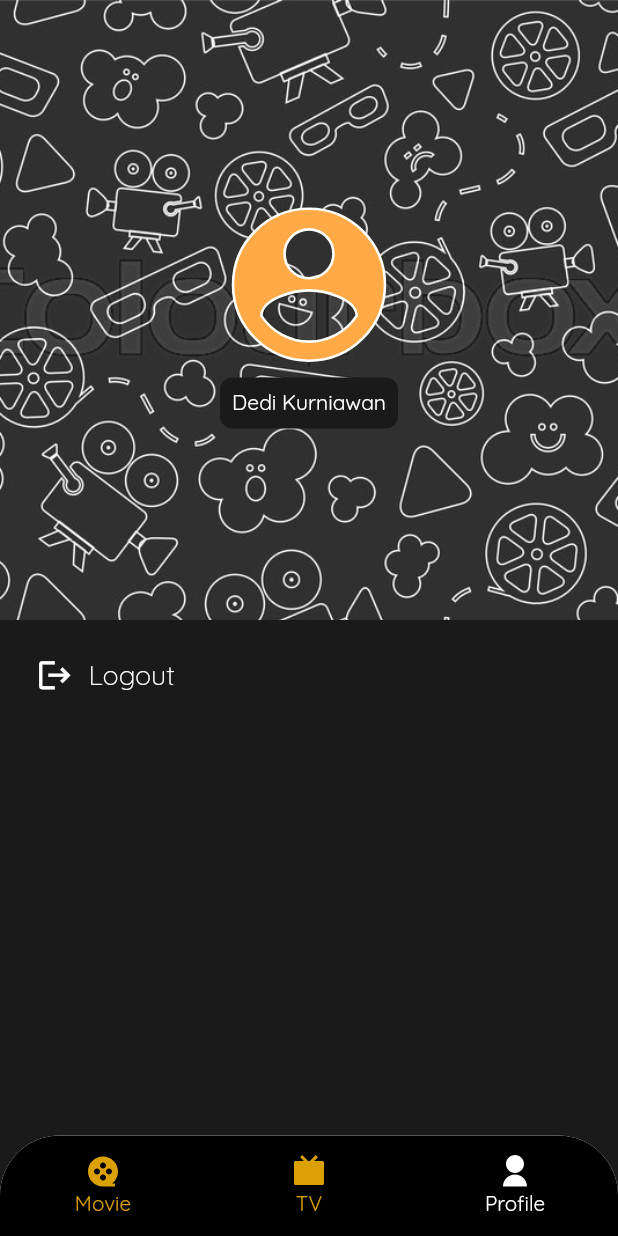
After one commit to SHC12/Youtap-Movie, a Flutter app: the screen it shows after launch, item 3 of the bottom bar chosen, on a phone screen of 412 x 824 dp. The commit adds this screen. Run offline on Flutter 3.47's test engine with Material 2 defaults, Android fonts, the phone set to English and light mode, and no system bars; our stand-ins replace carousel_slider, dio, flutter_svg, get, google_fonts, like_button and 4 more; missing offline and left inert: random_color; network calls fail.

Commit message:
feat: add profile page

```diff
--- a/lib/app/modules/main/views/main_view.dart
+++ b/lib/app/modules/main/views/main_view.dart
@@ -4,6 +4,7 @@ import 'package:get/get.dart';
 import 'package:remixicon/remixicon.dart';
 import 'package:sizer/sizer.dart';
 import 'package:youtap_movie/app/modules/home/views/home_view.dart';
+import 'package:youtap_movie/app/modules/profile/views/profile_view.dart';
 import 'package:youtap_movie/app/modules/shared/colors.dart';
 import 'package:youtap_movie/app/modules/shared/fonts.dart';
 
@@ -164,7 +165,7 @@ class _MainViewState extends State<MainView> with SingleTickerProviderStateMixin
           children: <Widget>[
             HomeView(),
             HomeView(),
-            HomeView(),
+            ProfileView(),
           ],
         ),
       ),
--- /dev/null
+++ b/lib/app/modules/profile/views/profile_view.dart
@@ -0,0 +1,76 @@
+import 'package:flutter/material.dart';
+import 'package:flutter_svg/flutter_svg.dart';
+
+import 'package:get/get.dart';
+import 'package:random_color/random_color.dart';
+import 'package:sizer/sizer.dart';
+import 'package:youtap_movie/app/modules/shared/colors.dart';
+import 'package:youtap_movie/app/modules/shared/fonts.dart';
+
+import '../controllers/profile_controller.dart';
+
+class ProfileView extends StatefulWidget {
+  const ProfileView({Key? key}) : super(key: key);
+
+  @override
+  State<ProfileView> createState() => _ProfileViewState();
+}
+
+class _ProfileViewState extends State<ProfileView> {
+  @override
+  Widget build(BuildContext context) {
+    return Scaffold(
+      backgroundColor: blackPrimary,
+      body: ListView(
+        children: [
+          Container(
+            child: Column(
+              children: [
+                Container(
+                  padding: EdgeInsets.all(128),
+                  decoration: BoxDecoration(
+                    image: DecorationImage(image: AssetImage('assets/image/pattern_movie.jpg'), fit: BoxFit.cover),
+                  ),
+                  child: Column(
+                    children: [
+                      Center(
+                        child: SvgPicture.asset('assets/svg/avatar.svg',
+                            height: 15.h, color: RandomColor().randomColor(colorBrightness: ColorBrightness.light)),
+                      ),
+                      Container(
+                          padding: EdgeInsets.all(8),
+                          decoration: BoxDecoration(color: blackPrimary, borderRadius: BorderRadius.circular(8)),
+                          child: Text('Dedi Kurniawan', style: whiteTextFont)),
+                    ],
+                  ),
+                )
+              ],
+            ),
+          ),
+          Container(
+              height: MediaQuery.of(context).size.height - MediaQuery.of(context).size.height * 0.25 - 75,
+              padding: EdgeInsets.symmetric(horizontal: 24, vertical: 24),
+              width: double.infinity,
+              color: blackPrimary,
+              child: Column(
+                crossAxisAlignment: CrossAxisAlignment.start,
+                children: [
+                  GestureDetector(
+                    onTap: () async {},
+                    child: Row(
+                      children: [
+                        Icon(Icons.logout, size: 25, color: Colors.white),
+                        SizedBox(width: 10),
+                        Text('Logout',
+                            style:
+                                blackTextFont.copyWith(fontSize: 18, color: Colors.white, fontWeight: FontWeight.w300))
+                      ],
+                    ),
+                  ),
+                ],
+              ))
+        ],
+      ),
+    );
+  }
+}
--- a/lib/app/routes/app_pages.dart
+++ b/lib/app/routes/app_pages.dart
@@ -6,6 +6,8 @@ import '../modules/main/bindings/main_binding.dart';
 import '../modules/main/views/main_view.dart';
 import '../modules/movie/bindings/movie_binding.dart';
 import '../modules/movie/views/movie_view.dart';
+import '../modules/profile/bindings/profile_binding.dart';
+import '../modules/profile/views/profile_view.dart';
 import '../modules/splashscreen/bindings/splashscreen_binding.dart';
 import '../modules/splashscreen/views/splashscreen_view.dart';
 
@@ -37,5 +39,10 @@ class AppPages {
       page: () => MainView(),
       binding: MainBinding(),
     ),
+    GetPage(
+      name: _Paths.PROFILE,
+      page: () => ProfileView(),
+      binding: ProfileBinding(),
+    ),
   ];
 }
--- a/lib/app/routes/app_routes.dart
+++ b/lib/app/routes/app_routes.dart
@@ -7,6 +7,7 @@ abstract class Routes {
   static const SPLASHSCREEN = _Paths.SPLASHSCREEN;
   static const MOVIE = _Paths.MOVIE;
   static const MAIN = _Paths.MAIN;
+  static const PROFILE = _Paths.PROFILE;
 }
 
 abstract class _Paths {
@@ -15,4 +16,5 @@ abstract class _Paths {
   static const SPLASHSCREEN = '/splashscreen';
   static const MOVIE = '/movie';
   static const MAIN = '/main';
+  static const PROFILE = '/profile';
 }
--- a/pubspec.yaml
+++ b/pubspec.yaml
@@ -32,4 +32,5 @@ dev_dependencies:
 flutter:
   assets:
     - assets/svg/
+    - assets/image/
   uses-material-design: true
```
Also changed, not shown: lib/app/modules/profile/bindings/profile_binding.dart (added, +12 -0 lines), lib/app/modules/profile/controllers/profile_controller.dart (added, +20 -0 lines), assets/image/pattern_movie.jpg (added).
